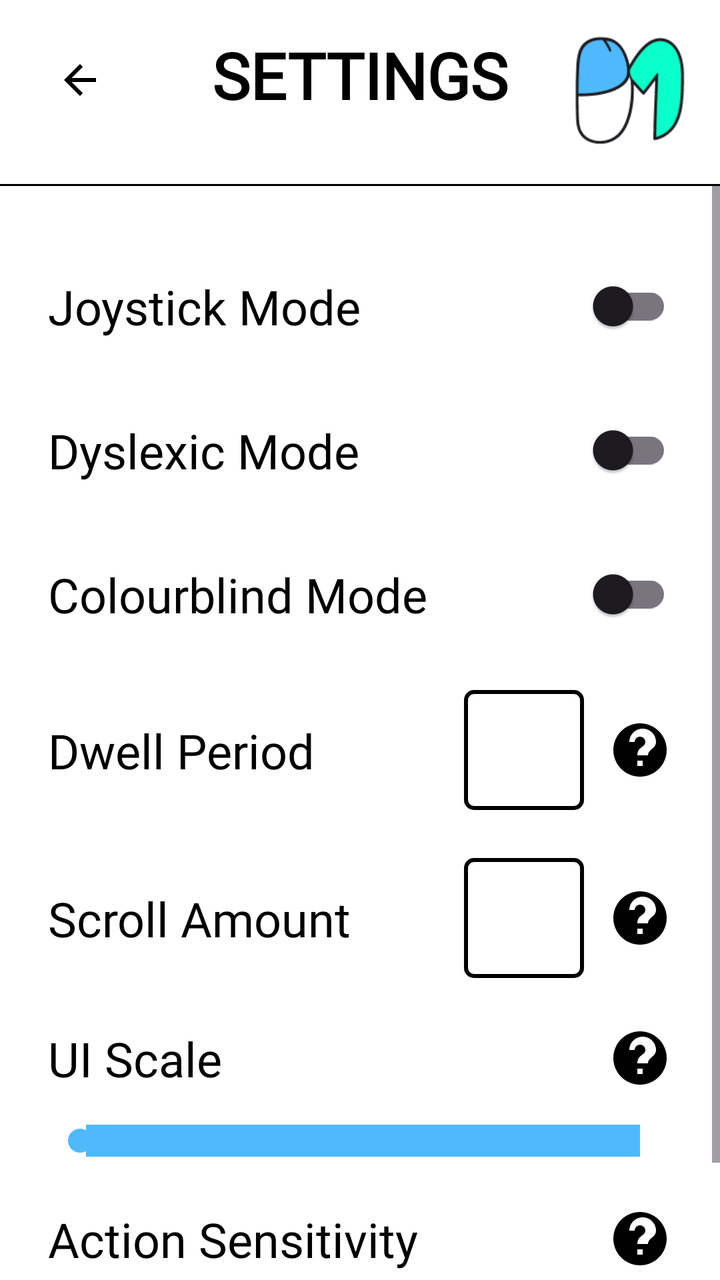
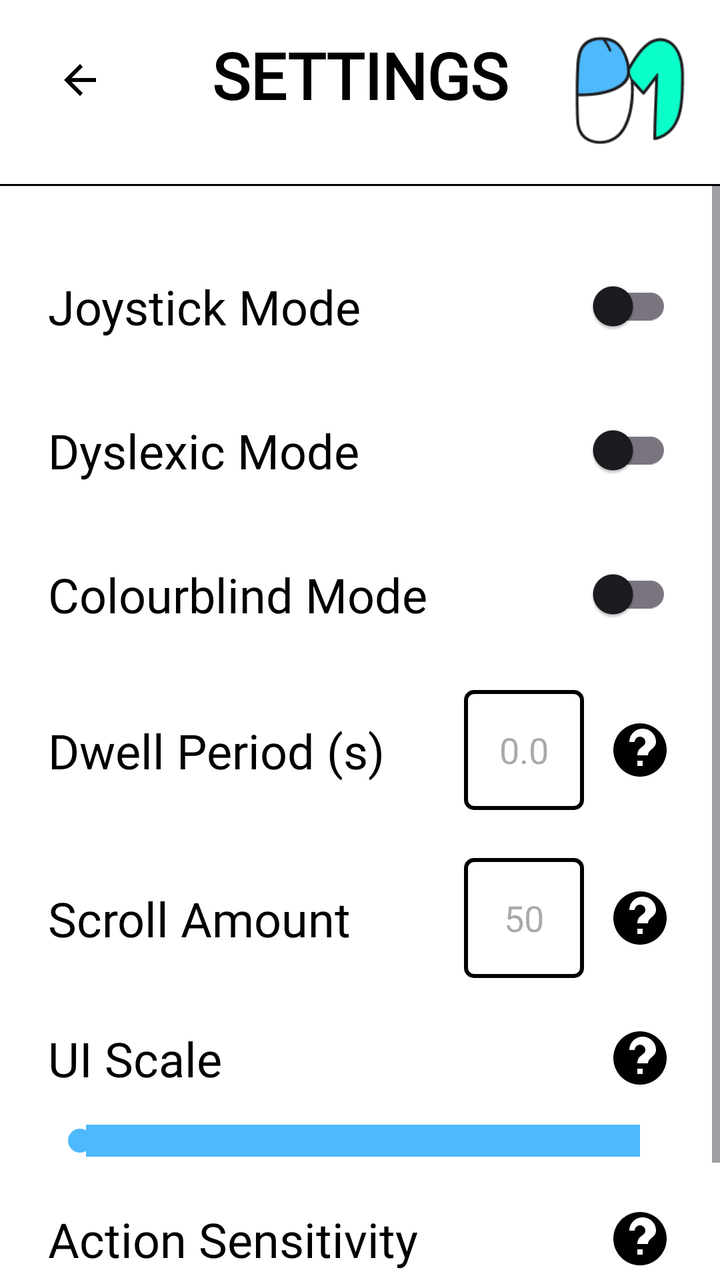

An Android layout rendered at two revisions. The XML below is the earlier revision; the diff shows what the commit changed to produce the second picture.
<!-- AndroidManifest.xml: application theme Theme.Phomouse -->
<!-- res/layout/screen_settings.xml -->
<?xml version="1.0" encoding="utf-8"?>
<androidx.constraintlayout.widget.ConstraintLayout xmlns:android="http://schemas.android.com/apk/res/android"
    xmlns:app="http://schemas.android.com/apk/res-auto"
    android:id="@+id/screen_settings"
    android:layout_width="match_parent"
    android:layout_height="match_parent"
    android:background="@color/white">

    <androidx.constraintlayout.widget.ConstraintLayout
        android:id="@+id/header_settings"
        android:layout_width="match_parent"
        android:layout_height="wrap_content"
        android:padding="16dp"
        app:layout_constraintTop_toTopOf="parent">

        <ImageButton
            android:id="@+id/btn_back_settings"
            android:layout_width="48dp"
            android:layout_height="48dp"
            android:src="@drawable/ic_arrow_back"
            android:background="?attr/selectableItemBackgroundBorderless"
            app:layout_constraintStart_toStartOf="parent"
            app:layout_constraintTop_toTopOf="parent" />

        <TextView
            android:layout_width="wrap_content"
            android:layout_height="wrap_content"
            android:text="SETTINGS"
            android:textSize="32sp"
            android:textStyle="bold"
            android:textColor="@color/black"
            android:fontFamily="?attr/mainFontFamily"
            app:layout_constraintStart_toStartOf="parent"
            app:layout_constraintEnd_toEndOf="parent"
            app:layout_constraintTop_toTopOf="parent" />

        <ImageView
            android:id="@+id/logo_settings"
            android:layout_width="60dp"
            android:layout_height="60dp"
            android:src="@drawable/ic_logo"
            app:layout_constraintEnd_toEndOf="parent"
            app:layout_constraintTop_toTopOf="parent" />

    </androidx.constraintlayout.widget.ConstraintLayout>

    <View
        android:id="@+id/divider_settings"
        android:layout_width="match_parent"
        android:layout_height="1dp"
        android:background="@color/black"
        app:layout_constraintTop_toBottomOf="@id/header_settings" />

    <ScrollView
        android:layout_width="match_parent"
        android:layout_height="0dp"
        app:layout_constraintTop_toBottomOf="@id/divider_settings"
        app:layout_constraintBottom_toBottomOf="parent">

        <LinearLayout
            android:layout_width="match_parent"
            android:layout_height="wrap_content"
            android:orientation="vertical"
            android:padding="24dp">

            
            <androidx.constraintlayout.widget.ConstraintLayout
                android:layout_width="match_parent"
                android:layout_height="wrap_content"
                android:paddingVertical="12dp">
                <TextView
                    android:layout_width="0dp"
                    android:layout_height="wrap_content"
                    android:text="Joystick Mode"
                    android:textSize="24sp"
                    android:textColor="@color/black"
                    android:fontFamily="?attr/mainFontFamily"
                    app:layout_constraintStart_toStartOf="parent"
                    app:layout_constraintEnd_toStartOf="@id/switch_joystick"
                    app:layout_constraintTop_toTopOf="parent"
                    app:layout_constraintBottom_toBottomOf="parent"/>
                <androidx.appcompat.widget.SwitchCompat
                    android:id="@+id/switch_joystick"
                    android:layout_width="wrap_content"
                    android:layout_height="wrap_content"
                    app:layout_constraintEnd_toEndOf="parent"
                    app:layout_constraintTop_toTopOf="parent"
                    app:layout_constraintBottom_toBottomOf="parent"/>
            </androidx.constraintlayout.widget.ConstraintLayout>

            
            <androidx.constraintlayout.widget.ConstraintLayout
                android:layout_width="match_parent"
                android:layout_height="wrap_content"
                android:paddingVertical="12dp">
                <TextView
                    android:layout_width="0dp"
                    android:layout_height="wrap_content"
                    android:text="Dyslexic Mode"
                    android:textSize="24sp"
                    android:textColor="@color/black"
                    android:fontFamily="?attr/mainFontFamily"
                    app:layout_constraintStart_toStartOf="parent"
                    app:layout_constraintEnd_toStartOf="@id/switch_dyslexic"
                    app:layout_constraintTop_toTopOf="parent"
                    app:layout_constraintBottom_toBottomOf="parent"/>
                <androidx.appcompat.widget.SwitchCompat
                    android:id="@+id/switch_dyslexic"
                    android:layout_width="wrap_content"
                    android:layout_height="wrap_content"
                    app:layout_constraintEnd_toEndOf="parent"
                    app:layout_constraintTop_toTopOf="parent"
                    app:layout_constraintBottom_toBottomOf="parent"/>
            </androidx.constraintlayout.widget.ConstraintLayout>

            
            <androidx.constraintlayout.widget.ConstraintLayout
                android:layout_width="match_parent"
                android:layout_height="wrap_content"
                android:paddingVertical="12dp">
                <TextView
                    android:layout_width="0dp"
                    android:layout_height="wrap_content"
                    android:text="Colourblind Mode"
                    android:textSize="24sp"
                    android:textColor="@color/black"
                    android:fontFamily="?attr/mainFontFamily"
                    app:layout_constraintStart_toStartOf="parent"
                    app:layout_constraintEnd_toStartOf="@id/switch_colourblind"
                    app:layout_constraintTop_toTopOf="parent"
                    app:layout_constraintBottom_toBottomOf="parent"/>
                <androidx.appcompat.widget.SwitchCompat
                    android:id="@+id/switch_colourblind"
                    android:layout_width="wrap_content"
                    android:layout_height="wrap_content"
                    app:layout_constraintEnd_toEndOf="parent"
                    app:layout_constraintTop_toTopOf="parent"
                    app:layout_constraintBottom_toBottomOf="parent"/>
            </androidx.constraintlayout.widget.ConstraintLayout>

            
            <androidx.constraintlayout.widget.ConstraintLayout
                android:layout_width="match_parent"
                android:layout_height="wrap_content"
                android:paddingVertical="12dp">
                <TextView
                    android:id="@+id/label_dwell"
                    android:layout_width="0dp"
                    android:layout_height="wrap_content"
                    android:text="Dwell Period"
                    android:textSize="24sp"
                    android:textColor="@color/black"
                    android:fontFamily="?attr/mainFontFamily"
                    app:layout_constraintStart_toStartOf="parent"
                    app:layout_constraintEnd_toStartOf="@id/edit_dwell"
                    app:layout_constraintTop_toTopOf="parent"
                    app:layout_constraintBottom_toBottomOf="parent"/>
                <EditText
                    android:id="@+id/edit_dwell"
                    android:layout_width="60dp"
                    android:layout_height="60dp"
                    android:background="@drawable/edit_text_border"
                    android:textCursorDrawable="@drawable/black_cursor"
                    android:inputType="number"
                    android:textAlignment="center"
                    android:textColor="@color/black"
                    android:layout_marginEnd="12dp"
                    app:layout_constraintEnd_toStartOf="@id/help_dwell"
                    app:layout_constraintTop_toTopOf="parent"
                    app:layout_constraintBottom_toBottomOf="parent"/>
                <ImageView
                    android:id="@+id/help_dwell"
                    android:layout_width="32dp"
                    android:layout_height="32dp"
                    android:src="@drawable/ic_help"
                    app:layout_constraintEnd_toEndOf="parent"
                    app:layout_constraintTop_toTopOf="parent"
                    app:layout_constraintBottom_toBottomOf="parent"/>
            </androidx.constraintlayout.widget.ConstraintLayout>

            
            <androidx.constraintlayout.widget.ConstraintLayout
                android:layout_width="match_parent"
                android:layout_height="wrap_content"
                android:paddingVertical="12dp">
                <TextView
                    android:id="@+id/label_scroll"
                    android:layout_width="0dp"
                    android:layout_height="wrap_content"
                    android:text="Scroll Amount"
                    android:textSize="24sp"
                    android:textColor="@color/black"
                    android:fontFamily="?attr/mainFontFamily"
                    app:layout_constraintStart_toStartOf="parent"
                    app:layout_constraintEnd_toStartOf="@id/edit_scroll"
                    app:layout_constraintTop_toTopOf="parent"
                    app:layout_constraintBottom_toBottomOf="parent"/>
                <EditText
                    android:id="@+id/edit_scroll"
                    android:layout_width="60dp"
                    android:layout_height="60dp"
                    android:background="@drawable/edit_text_border"
                    android:textCursorDrawable="@drawable/black_cursor"
                    android:inputType="number"
                    android:textAlignment="center"
                    android:textColor="@color/black"
                    android:layout_marginEnd="12dp"
                    app:layout_constraintEnd_toStartOf="@id/help_scroll"
                    app:layout_constraintTop_toTopOf="parent"
                    app:layout_constraintBottom_toBottomOf="parent"/>
                <ImageView
                    android:id="@+id/help_scroll"
                    android:layout_width="32dp"
                    android:layout_height="32dp"
                    android:src="@drawable/ic_help"
                    app:layout_constraintEnd_toEndOf="parent"
                    app:layout_constraintTop_toTopOf="parent"
                    app:layout_constraintBottom_toBottomOf="parent"/>
            </androidx.constraintlayout.widget.ConstraintLayout>

            
            <LinearLayout
                android:layout_width="match_parent"
                android:layout_height="wrap_content"
                android:orientation="vertical"
                android:paddingVertical="12dp">
                <androidx.constraintlayout.widget.ConstraintLayout
                    android:layout_width="match_parent"
                    android:layout_height="wrap_content">
                    <TextView
                        android:layout_width="wrap_content"
                        android:layout_height="wrap_content"
                        android:text="UI Scale"
                        android:textSize="24sp"
                        android:textColor="@color/black"
                        android:fontFamily="?attr/mainFontFamily"
                        app:layout_constraintStart_toStartOf="parent"
                        app:layout_constraintTop_toTopOf="parent" />
                    <ImageView
                        android:id="@+id/help_ui_scale"
                        android:layout_width="32dp"
                        android:layout_height="32dp"
                        android:src="@drawable/ic_help"
                        app:layout_constraintEnd_toEndOf="parent"
                        app:layout_constraintTop_toTopOf="parent" />
                </androidx.constraintlayout.widget.ConstraintLayout>
                <SeekBar
                    android:id="@+id/seekbar_ui_scale"
                    android:layout_width="match_parent"
                    android:layout_height="wrap_content"
                    android:layout_marginTop="16dp"
                    android:progressDrawable="@color/primary"
                    android:thumbTint="@color/primary" />
            </LinearLayout>

            
            <LinearLayout
                android:layout_width="match_parent"
                android:layout_height="wrap_content"
                android:orientation="vertical"
                android:paddingVertical="12dp">
                <androidx.constraintlayout.widget.ConstraintLayout
                    android:layout_width="match_parent"
                    android:layout_height="wrap_content">
                    <TextView
                        android:layout_width="wrap_content"
                        android:layout_height="wrap_content"
                        android:text="Action Sensitivity"
                        android:textSize="24sp"
                        android:textColor="@color/black"
                        android:fontFamily="?attr/mainFontFamily"
                        app:layout_constraintStart_toStartOf="parent"
                        app:layout_constraintTop_toTopOf="parent" />
                    <ImageView
                        android:id="@+id/help_sensitivity"
                        android:layout_width="32dp"
                        android:layout_height="32dp"
                        android:src="@drawable/ic_help"
                        app:layout_constraintEnd_toEndOf="parent"
                        app:layout_constraintTop_toTopOf="parent" />
                </androidx.constraintlayout.widget.ConstraintLayout>
                <SeekBar
                    android:id="@+id/seekbar_sensitivity"
                    android:layout_width="match_parent"
                    android:layout_height="wrap_content"
                    android:layout_marginTop="16dp"
                    android:progressDrawable="@color/primary"
                    android:thumbTint="@color/primary" />
            </LinearLayout>

        </LinearLayout>
    </ScrollView>

</androidx.constraintlayout.widget.ConstraintLayout>
<!-- resources referenced by this layout -->
<resources>
  <color name="black">#FF000000</color>
  <color name="primary">#4EB9FD</color>
  <color name="white">#FFFFFFFF</color>
  <!-- drawable black_cursor (drawable) -->
  <?xml version="1.0" encoding="utf-8"?>
  <shape xmlns:android="http://schemas.android.com/apk/res/android"
      android:shape="rectangle">
      <size android:width="2dp" />
      <solid android:color="#FF000000" />
  </shape>
  <!-- drawable edit_text_border (drawable) -->
  <?xml version="1.0" encoding="utf-8"?>
  <shape xmlns:android="http://schemas.android.com/apk/res/android"
      android:shape="rectangle">
      <stroke
          android:width="2dp"
          android:color="#FF000000" />
      <solid android:color="#FFFFFFFF" />
      <corners android:radius="4dp" />
  </shape>
  <!-- drawable ic_arrow_back (drawable) -->
  <vector xmlns:android="http://schemas.android.com/apk/res/android"
      android:width="24dp"
      android:height="24dp"
      android:viewportWidth="24"
      android:viewportHeight="24">
    <path
        android:fillColor="#FF000000"
        android:pathData="M20,11H7.83l5.59,-5.59L12,4l-8,8 8,8 1.41,-1.41L7.83,13H20v-2z"/>
  </vector>
  <!-- drawable ic_help (drawable) -->
  <vector xmlns:android="http://schemas.android.com/apk/res/android"
      android:width="24dp"
      android:height="24dp"
      android:viewportWidth="24"
      android:viewportHeight="24">
    <path
        android:fillColor="#FF000000"
        android:pathData="M12,2C6.48,2 2,6.48 2,12s4.48,10 10,10 10,-4.48 10,-10S17.52,2 12,2zM13,18h-2v-2h2v2zM13,14h-2c0,-3.25 3,-3 3,-5 0,-1.1 -0.9,-2 -2,-2s-2,0.9 -2,2H8c0,-2.76 2.24,-5 5,-5s5,2.24 5,5c0,2.5 -3,2.75 -3,5z"/>
  </vector>
  <!-- drawable ic_logo: png bitmap (drawable, 10094 bytes) -->
  <style name="Theme.Phomouse" parent="Base.Theme.Phomouse" />
  <style name="Base.Theme.Phomouse" parent="Theme.Material3.DayNight.NoActionBar">
          <item name="colorPrimary">@color/primary</item>
          <item name="colorAccent">@color/accent</item>
          <item name="android:windowBackground">@color/white</item>
          <item name="mainFontFamily">@font/atkinson</item>
      </style>
  <color name="accent">#0BFEC8</color>
</resources>

<!-- the commit's change to res/layout/screen_settings.xml (unified diff, before → after) -->
@@ -18,6 +18,7 @@
             android:layout_width="48dp"
             android:layout_height="48dp"
             android:src="@drawable/ic_arrow_back"
+            android:contentDescription="@string/desc_back"
             android:background="?attr/selectableItemBackgroundBorderless"
             app:layout_constraintStart_toStartOf="parent"
             app:layout_constraintTop_toTopOf="parent" />
@@ -25,7 +26,7 @@
         <TextView
             android:layout_width="wrap_content"
             android:layout_height="wrap_content"
-            android:text="SETTINGS"
+            android:text="@string/header_settings"
             android:textSize="32sp"
             android:textStyle="bold"
             android:textColor="@color/black"
@@ -39,6 +40,7 @@
             android:layout_width="60dp"
             android:layout_height="60dp"
             android:src="@drawable/ic_logo"
+            android:contentDescription="@string/desc_logo"
             app:layout_constraintEnd_toEndOf="parent"
             app:layout_constraintTop_toTopOf="parent" />
 
@@ -54,6 +56,8 @@
     <ScrollView
         android:layout_width="match_parent"
         android:layout_height="0dp"
+        android:fillViewport="true"
+        android:isScrollContainer="true"
         app:layout_constraintTop_toBottomOf="@id/divider_settings"
         app:layout_constraintBottom_toBottomOf="parent">
 
@@ -71,7 +75,7 @@
                 <TextView
                     android:layout_width="0dp"
                     android:layout_height="wrap_content"
-                    android:text="Joystick Mode"
+                    android:text="@string/label_joystick"
                     android:textSize="24sp"
                     android:textColor="@color/black"
                     android:fontFamily="?attr/mainFontFamily"
@@ -96,7 +100,7 @@
                 <TextView
                     android:layout_width="0dp"
                     android:layout_height="wrap_content"
-                    android:text="Dyslexic Mode"
+                    android:text="@string/label_dyslexic"
                     android:textSize="24sp"
                     android:textColor="@color/black"
                     android:fontFamily="?attr/mainFontFamily"
@@ -121,7 +125,7 @@
                 <TextView
                     android:layout_width="0dp"
                     android:layout_height="wrap_content"
-                    android:text="Colourblind Mode"
+                    android:text="@string/label_colourblind"
                     android:textSize="24sp"
                     android:textColor="@color/black"
                     android:fontFamily="?attr/mainFontFamily"
@@ -147,7 +151,7 @@
                     android:id="@+id/label_dwell"
                     android:layout_width="0dp"
                     android:layout_height="wrap_content"
-                    android:text="Dwell Period"
+                    android:text="@string/label_dwell"
                     android:textSize="24sp"
                     android:textColor="@color/black"
                     android:fontFamily="?attr/mainFontFamily"
@@ -161,10 +165,12 @@
                     android:layout_height="60dp"
                     android:background="@drawable/edit_text_border"
                     android:textCursorDrawable="@drawable/black_cursor"
-                    android:inputType="number"
+                    android:inputType="numberDecimal"
                     android:textAlignment="center"
                     android:textColor="@color/black"
                     android:layout_marginEnd="12dp"
+                    android:importantForAutofill="no"
+                    android:hint="@string/hint_dwell"
                     app:layout_constraintEnd_toStartOf="@id/help_dwell"
                     app:layout_constraintTop_toTopOf="parent"
                     app:layout_constraintBottom_toBottomOf="parent"/>
@@ -173,6 +179,7 @@
                     android:layout_width="32dp"
                     android:layout_height="32dp"
                     android:src="@drawable/ic_help"
+                    android:contentDescription="@string/desc_help"
                     app:layout_constraintEnd_toEndOf="parent"
                     app:layout_constraintTop_toTopOf="parent"
                     app:layout_constraintBottom_toBottomOf="parent"/>
@@ -187,7 +194,7 @@
                     android:id="@+id/label_scroll"
                     android:layout_width="0dp"
                     android:layout_height="wrap_content"
-                    android:text="Scroll Amount"
+                    android:text="@string/label_scroll"
                     android:textSize="24sp"
                     android:textColor="@color/black"
                     android:fontFamily="?attr/mainFontFamily"
@@ -205,6 +212,8 @@
                     android:textAlignment="center"
                     android:textColor="@color/black"
                     android:layout_marginEnd="12dp"
+                    android:importantForAutofill="no"
+                    android:hint="@string/hint_scroll"
                     app:layout_constraintEnd_toStartOf="@id/help_scroll"
                     app:layout_constraintTop_toTopOf="parent"
                     app:layout_constraintBottom_toBottomOf="parent"/>
@@ -213,6 +222,7 @@
                     android:layout_width="32dp"
                     android:layout_height="32dp"
                     android:src="@drawable/ic_help"
+                    android:contentDescription="@string/desc_help"
                     app:layout_constraintEnd_toEndOf="parent"
                     app:layout_constraintTop_toTopOf="parent"
                     app:layout_constraintBottom_toBottomOf="parent"/>
@@ -230,7 +240,7 @@
                     <TextView
                         android:layout_width="wrap_content"
                         android:layout_height="wrap_content"
-                        android:text="UI Scale"
+                        android:text="@string/label_ui_scale"
                         android:textSize="24sp"
                         android:textColor="@color/black"
                         android:fontFamily="?attr/mainFontFamily"
@@ -241,6 +251,7 @@
                         android:layout_width="32dp"
                         android:layout_height="32dp"
                         android:src="@drawable/ic_help"
+                        android:contentDescription="@string/desc_help"
                         app:layout_constraintEnd_toEndOf="parent"
                         app:layout_constraintTop_toTopOf="parent" />
                 </androidx.constraintlayout.widget.ConstraintLayout>
@@ -265,7 +276,7 @@
                     <TextView
                         android:layout_width="wrap_content"
                         android:layout_height="wrap_content"
-                        android:text="Action Sensitivity"
+                        android:text="@string/label_sensitivity"
                         android:textSize="24sp"
                         android:textColor="@color/black"
                         android:fontFamily="?attr/mainFontFamily"
@@ -276,6 +287,7 @@
                         android:layout_width="32dp"
                         android:layout_height="32dp"
                         android:src="@drawable/ic_help"
+                        android:contentDescription="@string/desc_help"
                         app:layout_constraintEnd_toEndOf="parent"
                         app:layout_constraintTop_toTopOf="parent" />
                 </androidx.constraintlayout.widget.ConstraintLayout>
<!-- resource entries referenced after the edit -->
@@ -41,6 +41,19 @@
         android:pathData="M12,2C6.48,2 2,6.48 2,12s4.48,10 10,10 10,-4.48 10,-10S17.52,2 12,2zM13,18h-2v-2h2v2zM13,14h-2c0,-3.25 3,-3 3,-5 0,-1.1 -0.9,-2 -2,-2s-2,0.9 -2,2H8c0,-2.76 2.24,-5 5,-5s5,2.24 5,5c0,2.5 -3,2.75 -3,5z"/>
   </vector>
   <!-- drawable ic_logo: png bitmap (drawable, 10094 bytes) -->
+  <string name="desc_back">Back</string>
+  <string name="desc_help">Help</string>
+  <string name="desc_logo">Logo</string>
+  <string name="header_settings">SETTINGS</string>
+  <string name="hint_dwell">0.0</string>
+  <string name="hint_scroll">50</string>
+  <string name="label_colourblind">Colourblind Mode</string>
+  <string name="label_dwell">Dwell Period (s)</string>
+  <string name="label_dyslexic">Dyslexic Mode</string>
+  <string name="label_joystick">Joystick Mode</string>
+  <string name="label_scroll">Scroll Amount</string>
+  <string name="label_sensitivity">Action Sensitivity</string>
+  <string name="label_ui_scale">UI Scale</string>
   <style name="Theme.Phomouse" parent="Base.Theme.Phomouse" />
   <style name="Base.Theme.Phomouse" parent="Theme.Material3.DayNight.NoActionBar">
           <item name="colorPrimary">@color/primary</item>
